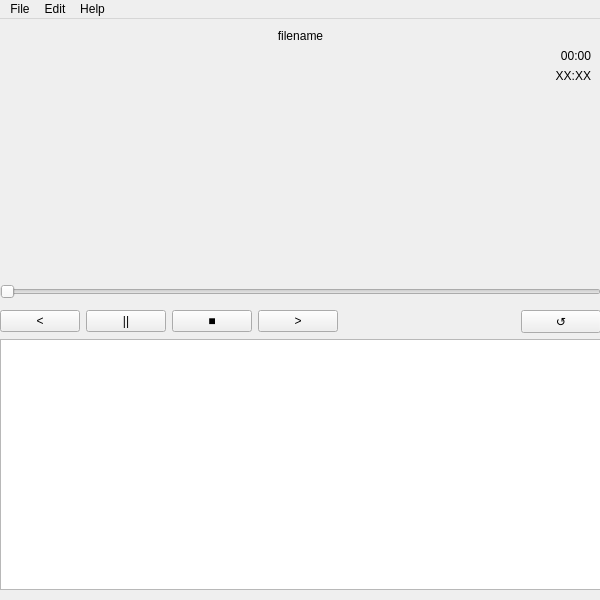
Above: src/PAW_GUI/main_paw_widget.ui from loh1naalt/PerfectAudioWorks before the change. Below: the same form after it.
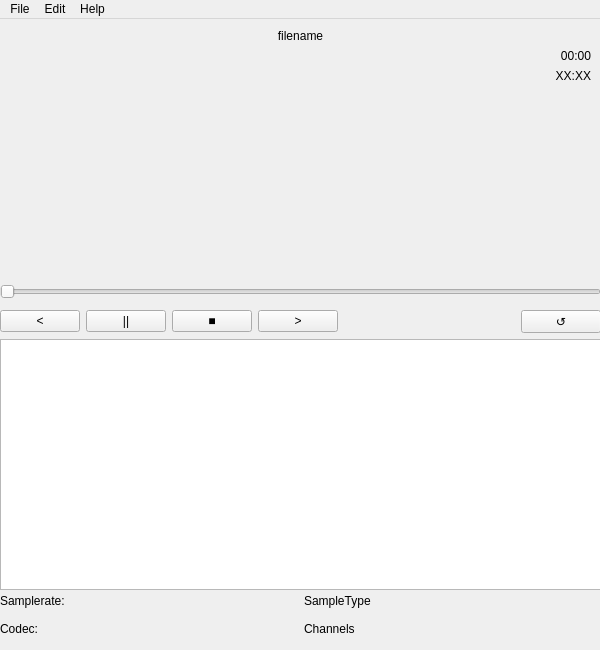
That is the form after the change.

Patch:
```diff
--- a/src/PAW_GUI/main_paw_widget.ui
+++ b/src/PAW_GUI/main_paw_widget.ui
@@ -7,19 +7,19 @@
     <x>0</x>
     <y>0</y>
     <width>600</width>
-    <height>600</height>
+    <height>650</height>
    </rect>
   </property>
   <property name="minimumSize">
    <size>
     <width>600</width>
-    <height>600</height>
+    <height>650</height>
    </size>
   </property>
   <property name="maximumSize">
    <size>
     <width>600</width>
-    <height>600</height>
+    <height>650</height>
    </size>
   </property>
   <property name="windowTitle">
@@ -177,6 +177,74 @@
      </item>
     </layout>
    </widget>
+   <widget class="QWidget" name="gridLayoutWidget_2">
+    <property name="geometry">
+     <rect>
+      <x>0</x>
+      <y>570</y>
+      <width>601</width>
+      <height>51</height>
+     </rect>
+    </property>
+    <layout class="QGridLayout" name="gridLayout">
+     <item row="0" column="0">
+      <widget class="QLabel" name="label">
+       <property name="text">
+        <string>Samplerate:</string>
+       </property>
+      </widget>
+     </item>
+     <item row="0" column="2">
+      <widget class="QLabel" name="label_3">
+       <property name="text">
+        <string>SampleType</string>
+       </property>
+      </widget>
+     </item>
+     <item row="1" column="0">
+      <widget class="QLabel" name="label_2">
+       <property name="text">
+        <string>Codec:</string>
+       </property>
+      </widget>
+     </item>
+     <item row="1" column="1">
+      <widget class="QLabel" name="CodecProcessorinfo">
+       <property name="text">
+        <string/>
+       </property>
+      </widget>
+     </item>
+     <item row="1" column="2">
+      <widget class="QLabel" name="label_4">
+       <property name="text">
+        <string>Channels</string>
+       </property>
+      </widget>
+     </item>
+     <item row="0" column="1">
+      <widget class="QLabel" name="SampleRateinfo">
+       <property name="text">
+        <string/>
+       </property>
+      </widget>
+     </item>
+     <item row="0" column="3">
+      <widget class="QLabel" name="SampleFormat">
+       <property name="text">
+        <string/>
+       </property>
+      </widget>
+     </item>
+     <item row="1" column="3">
+      <widget class="QLabel" name="ChannelsInfo">
+       <property name="text">
+        <string/>
+       </property>
+      </widget>
+     </item>
+    </layout>
+   </widget>
   </widget>
   <widget class="QMenuBar" name="menubar">
    <property name="geometry">
```
